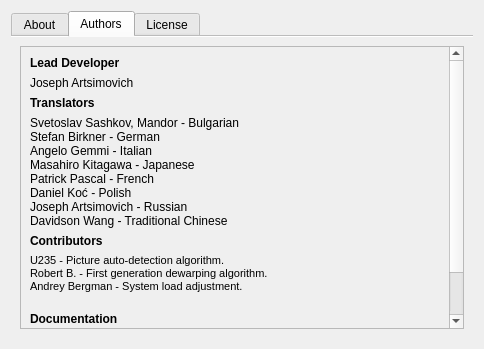
Qt form ui/AboutDialog.ui (ImageProcessing-ElectronicPublications/scantailor-deviant) before a commit.
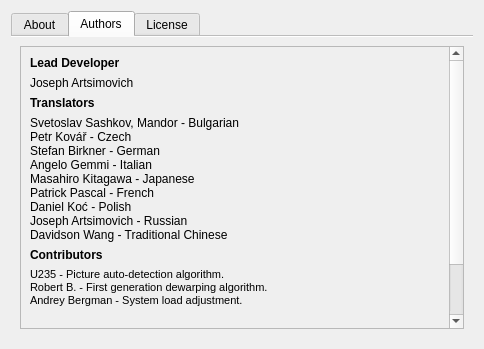
The same form after that commit. Icons and pictures are not drawn.

Commit message: Add Czech translation.

```diff
--- a/ui/AboutDialog.ui
+++ b/ui/AboutDialog.ui
@@ -110,9 +110,9 @@
           <property name="geometry">
            <rect>
             <x>0</x>
-            <y>-38</y>
+            <y>0</y>
             <width>425</width>
-            <height>326</height>
+            <height>339</height>
            </rect>
           </property>
           <layout class="QVBoxLayout" name="verticalLayout_2">
@@ -147,6 +147,7 @@
             <widget class="QLabel" name="label_8">
              <property name="text">
               <string>Svetoslav Sashkov, Mandor - Bulgarian
+Petr Kovář - Czech
 Stefan Birkner - German
 Angelo Gemmi - Italian
 Masahiro Kitagawa - Japanese
```
Left out of the diff: 2 changed lines with no effect on the pictures. The commit also changes 1 other file.
